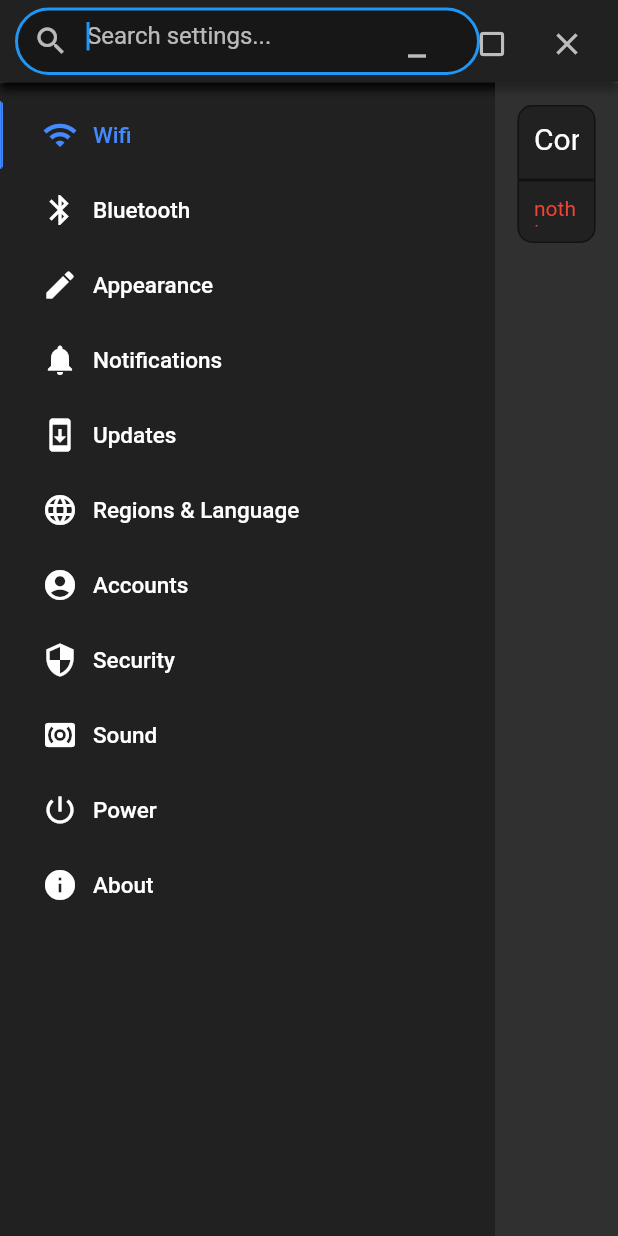
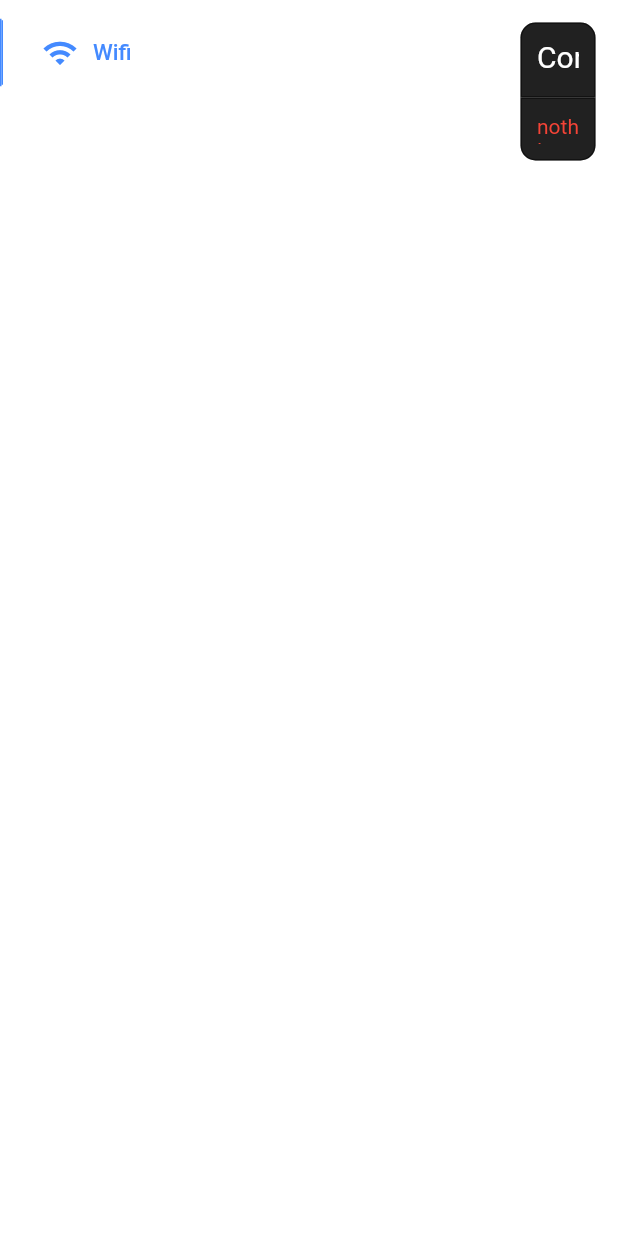
Before and after one commit to Jappe-OS/JappeOS-Desktop, a Flutter app: the WifiPage screen opened directly, on a phone screen of 412 x 824 dp. Run offline on Flutter 3.47's test engine with Material 2 defaults, Android fonts, the phone set to English and light mode, and no system bars; statements that could not run were skipped.

Commit message:
Removed window buttons

```diff
--- a/jappeos_desktop/lib/applications/settings/settings-redesign.dart
+++ b/jappeos_desktop/lib/applications/settings/settings-redesign.dart
@@ -2,24 +2,6 @@ import 'package:flutter/material.dart';
 import 'package:jappeos_desktop/components/consts.dart';
 import 'package:jappeos_desktop/components/cwidgets.dart';
 
-/*void main() {
-  runApp(MyApp());
-}
-
-class SettingsPage extends StatelessWidget {
-  @override
-  Widget build(BuildContext context) {
-    return MaterialApp(
-      title: 'Settings',
-      theme: ThemeData(
-        primarySwatch: Colors.blue,
-
-        visualDensity: VisualDensity.adaptivePlatformDensity,
-      ),
-      home: WiFiPage(title: 'JappeOS'),
-    );
-  }
-}*/
 
 class WifiPage extends StatefulWidget {
   WifiPage({Key key, this.title}) : super(key: key);
@@ -34,13 +16,14 @@ class _WifiPageState extends State<WifiPage> {
   @override
   Widget build(BuildContext context) {
     return Scaffold(
+      backgroundColor: Colors.transparent,
       body: Stack(
         children: [
           Container(
             width: double.infinity,
             height: double.infinity,
-            margin: EdgeInsets.only(top: 55, left: 330,),
-            color: Color(0xFF303030),
+            margin: EdgeInsets.only(top: 0, left: 332,),
+            color: Colors.transparent,
             child: ListView(
               padding: EdgeInsets.all(15),
               children: [
@@ -62,44 +45,22 @@ class _WifiPageState extends State<WifiPage> {
               ],
             ),
           ),
-          Jappbar(
-            jleft: JAppMainSearchBox(
-              jbgtext: 'Search settings...',
-            ),
-            jright: Stack(
-              children: [
-                Positioned(
-                  right: 0,
-                  child: IconButton(
-                    icon: Icon(Icons.close, color: Colors.white70,),
-                    onPressed: () {},
-                  ),
-                ),
-                Positioned(
-                  right: 50,
-                  child: IconButton(
-                    icon: Icon(Icons.crop_square, color: Colors.white70,),
-                    onPressed: () {},
-                  ),
-                ),
-                Positioned(
-                  right: 100,
-                  child: IconButton(
-                    icon: Icon(Icons.minimize, color: Colors.white70,),
-                    onPressed: () {},
-                  ),
-                ),
-              ],
+          Align(
+            alignment: Alignment.topLeft,
+            child: Container(
+              margin: EdgeInsets.only(left: 330, top: 10, bottom: 10),
+              width: 1,
+              color: Colors.white.withOpacity(0.1),
             ),
           ),
           Align(
             alignment: Alignment.topLeft,
             child: Container(
-              margin: EdgeInsets.only(top: 55,),
+              //margin: EdgeInsets.only(top: 55,),
               padding: EdgeInsets.only(top: 10,),
               width: 330, // 300 + 10 + 10 + 10
               height: double.infinity,
-              color: Colors.black87,
+              color: Colors.transparent,
               child: ListView(
                 children: [
                   SettingsSidebarButton(
```
